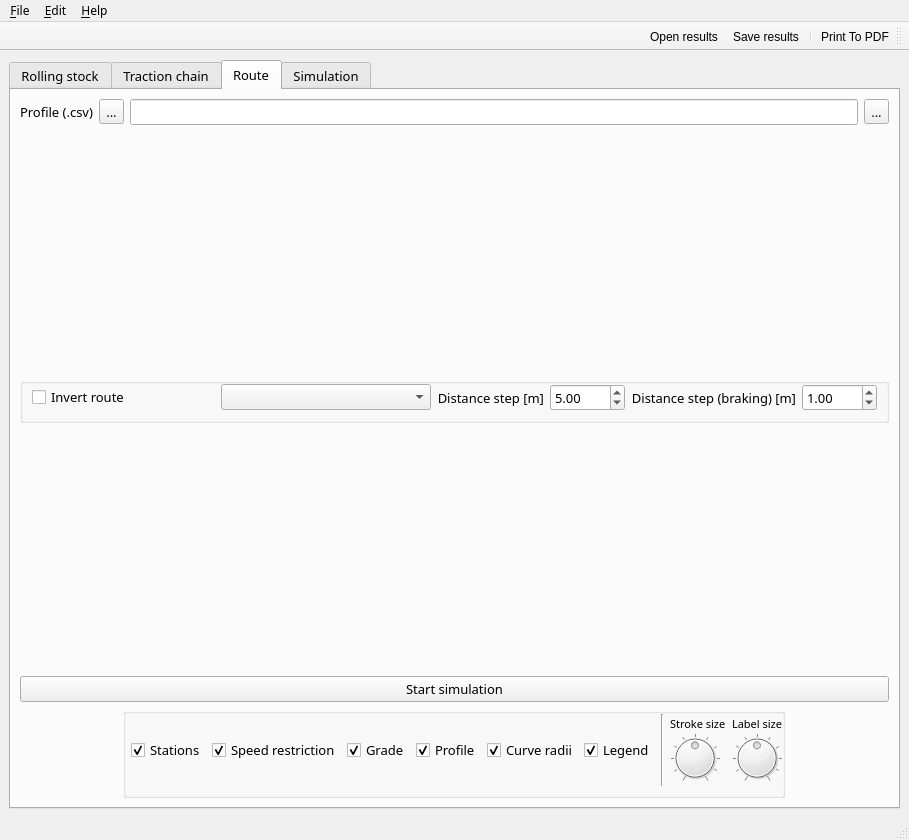
Old version of the form RailwaySim_GUI.ui in the repository danicc097/RailwaySim.
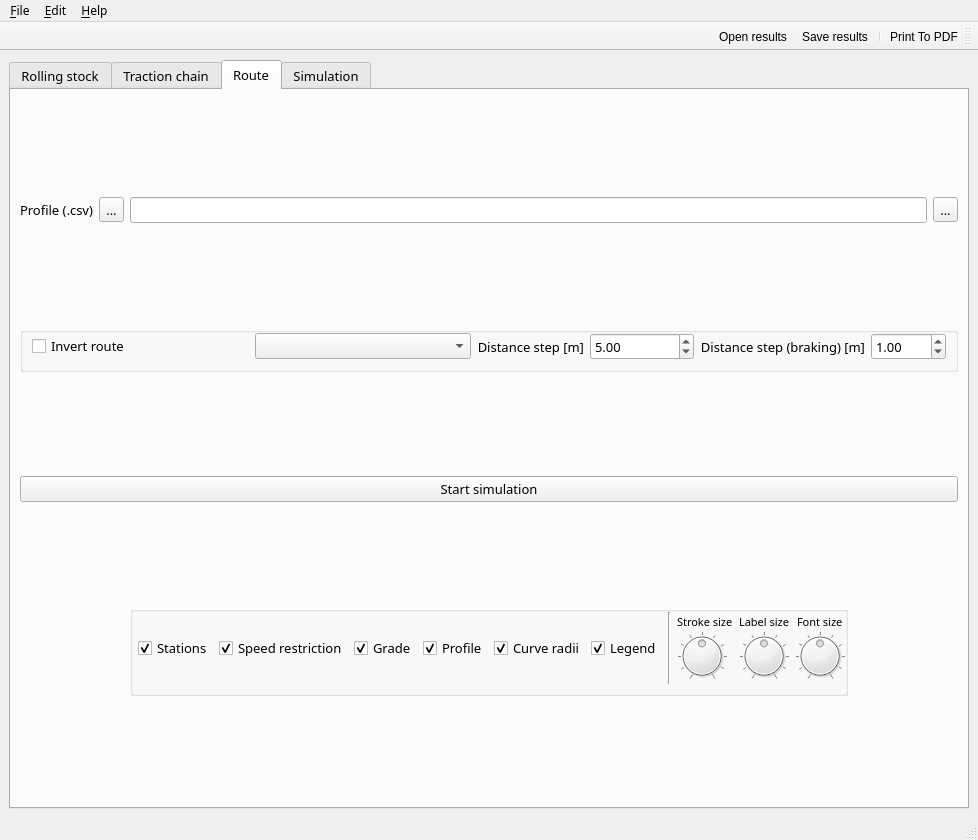
New version of the form. The open tabs and pages were chosen to show the change. Icons and pictures are not drawn.

What changed in the file:
```diff
--- a/RailwaySim_GUI.ui
+++ b/RailwaySim_GUI.ui
@@ -7,7 +7,7 @@
    <rect>
     <x>0</x>
     <y>0</y>
-    <width>904</width>
+    <width>978</width>
     <height>758</height>
    </rect>
   </property>
@@ -69,7 +69,13 @@
        <bool>false</bool>
       </property>
       <property name="currentIndex">
-       <number>3</number>
+       <number>2</number>
+      </property>
+      <property name="iconSize">
+       <size>
+        <width>30</width>
+        <height>16</height>
+       </size>
       </property>
       <property name="documentMode">
        <bool>false</bool>
@@ -2662,7 +2668,7 @@
           </item>
          </layout>
         </item>
-        <item alignment="Qt::AlignVCenter">
+        <item>
          <widget class="QGroupBox" name="groupBox_15">
           <property name="sizePolicy">
            <sizepolicy hsizetype="Expanding" vsizetype="Maximum">
@@ -2701,6 +2707,19 @@
            </item>
            <item>
             <widget class="QComboBox" name="combo_solver">
+             <property name="enabled">
+              <bool>true</bool>
+             </property>
+             <property name="font">
+              <font>
+               <family>Fira Sans Medium</family>
+               <pointsize>10</pointsize>
+               <strikeout>false</strikeout>
+              </font>
+             </property>
+             <property name="toolTip">
+              <string>&lt;html&gt;&lt;head/&gt;&lt;body&gt;&lt;p&gt;&lt;span style=&quot; font-weight:600;&quot;&gt;DEFAULT:&lt;/span&gt;&lt;/p&gt;&lt;p&gt;Minimize operation time&lt;/p&gt;&lt;/body&gt;&lt;/html&gt;</string>
+             </property>
              <property name="editable">
               <bool>false</bool>
              </property>
@@ -3065,6 +3084,60 @@
              </item>
             </layout>
            </item>
+           <item>
+            <layout class="QVBoxLayout" name="dial_layout_6">
+             <property name="spacing">
+              <number>0</number>
+             </property>
+             <item alignment="Qt::AlignHCenter">
+              <widget class="QLabel" name="label_32">
+               <property name="maximumSize">
+                <size>
+                 <width>16777215</width>
+                 <height>15</height>
+                </size>
+               </property>
+               <property name="font">
+                <font>
+                 <family>Fira Sans Medium</family>
+                 <pointsize>8</pointsize>
+                </font>
+               </property>
+               <property name="toolTip">
+                <string>&lt;html&gt;&lt;head/&gt;&lt;body&gt;&lt;p&gt;Change chart label size&lt;/p&gt;&lt;/body&gt;&lt;/html&gt;</string>
+               </property>
+               <property name="text">
+                <string>Font size</string>
+               </property>
+              </widget>
+             </item>
+             <item alignment="Qt::AlignHCenter">
+              <widget class="QDial" name="dial_font_size">
+               <property name="maximumSize">
+                <size>
+                 <width>50</width>
+                 <height>50</height>
+                </size>
+               </property>
+               <property name="maximum">
+                <number>10</number>
+               </property>
+               <property name="sliderPosition">
+                <number>5</number>
+               </property>
+               <property name="wrapping">
+                <bool>false</bool>
+               </property>
+               <property name="notchTarget">
+                <double>5.700000000000000</double>
+               </property>
+               <property name="notchesVisible">
+                <bool>true</bool>
+               </property>
+              </widget>
+             </item>
+            </layout>
+           </item>
           </layout>
          </widget>
         </item>
@@ -3532,7 +3605,7 @@
     <rect>
      <x>0</x>
      <y>0</y>
-     <width>904</width>
+     <width>978</width>
      <height>20</height>
     </rect>
    </property>
```
Left out of the diff: 1632 changed lines with no effect on the pictures.
